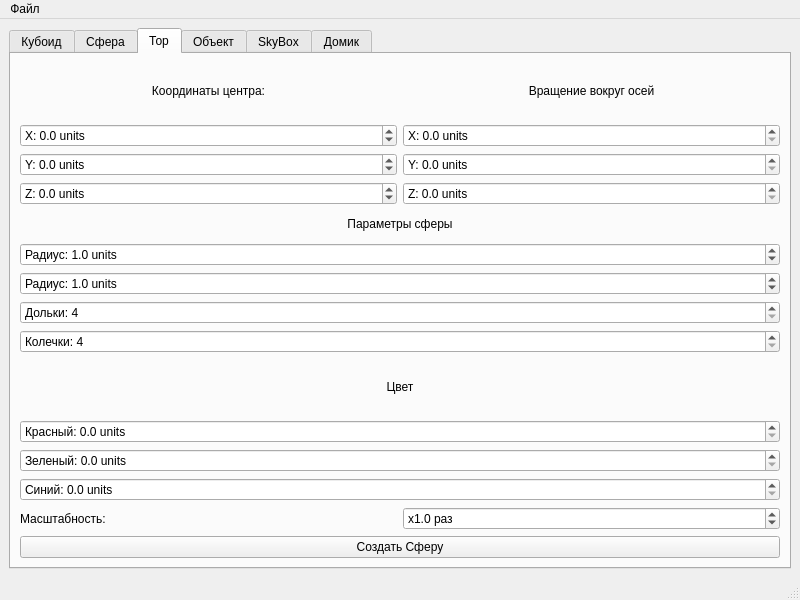
This is mainwindow.ui in SNP-Extatum/SNP_GraphicEditorQt3D as Qt 5 draws it before an edit. The edited form follows.
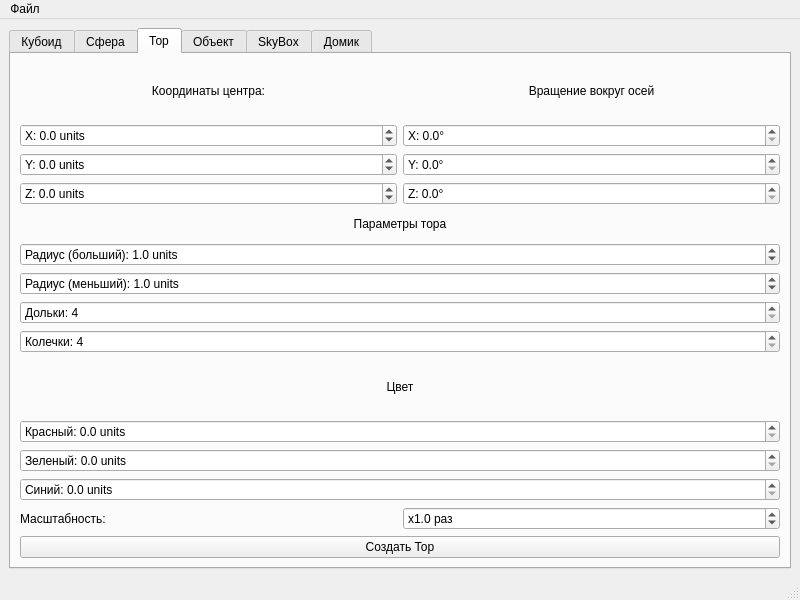
This is the edited form. The open tabs and pages were chosen to show the change.

```diff
--- a/mainwindow.ui
+++ b/mainwindow.ui
@@ -17,6 +17,9 @@
    <layout class="QHBoxLayout" name="horizontalLayout">
     <item>
      <widget class="QTabWidget" name="tabWidget_main">
+      <property name="enabled">
+       <bool>true</bool>
+      </property>
       <property name="currentIndex">
        <number>5</number>
       </property>
@@ -811,7 +814,7 @@
                <string>X: </string>
               </property>
               <property name="suffix">
-               <string> units</string>
+               <string>°</string>
               </property>
               <property name="decimals">
                <number>1</number>
@@ -833,7 +836,7 @@
                <string>Y: </string>
               </property>
               <property name="suffix">
-               <string> units</string>
+               <string>°</string>
               </property>
               <property name="decimals">
                <number>1</number>
@@ -855,7 +858,7 @@
                <string>Z: </string>
               </property>
               <property name="suffix">
-               <string> units</string>
+               <string>°</string>
               </property>
               <property name="decimals">
                <number>1</number>
@@ -880,7 +883,7 @@
           <item>
            <widget class="QLabel" name="label_12">
             <property name="text">
-             <string>Параметры сферы</string>
+             <string>Параметры тора</string>
             </property>
             <property name="alignment">
              <set>Qt::AlignCenter</set>
@@ -890,7 +893,7 @@
           <item>
            <widget class="QDoubleSpinBox" name="sb_torus_radius_big">
             <property name="prefix">
-             <string>Радиус: </string>
+             <string>Радиус (больший): </string>
             </property>
             <property name="suffix">
              <string> units</string>
@@ -912,7 +915,7 @@
           <item>
            <widget class="QDoubleSpinBox" name="sb_torus_radius_smol">
             <property name="prefix">
-             <string>Радиус: </string>
+             <string>Радиус (меньший): </string>
             </property>
             <property name="suffix">
              <string> units</string>
@@ -1098,7 +1101,7 @@
              </sizepolicy>
             </property>
             <property name="text">
-             <string>Создать Сферу</string>
+             <string>Создать Тор</string>
             </property>
            </widget>
           </item>
```
Left out of the diff: 59 changed lines with no effect on the pictures.
